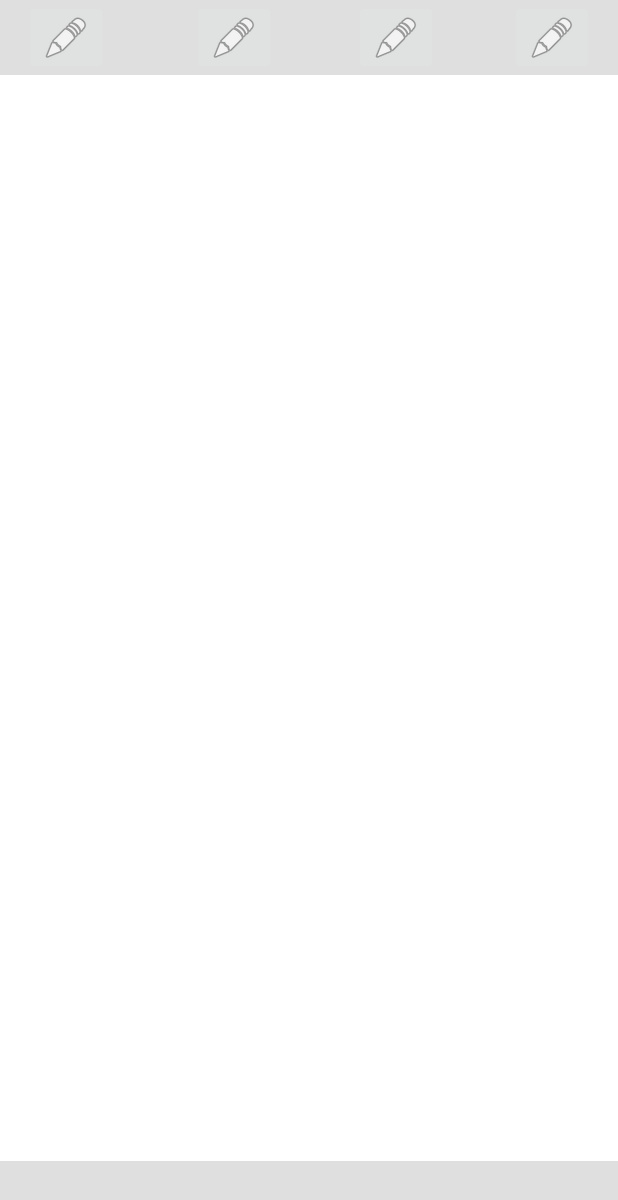
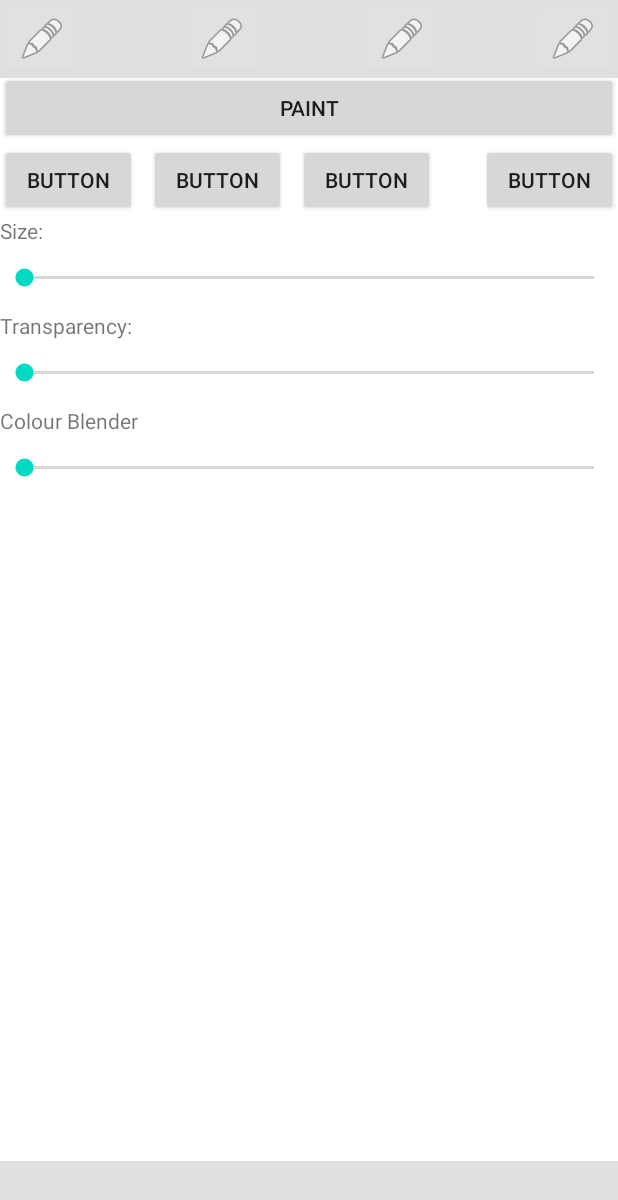
Before and after one commit to Matthew-Chamberlain/Computer-Science-Project, an Android app: the CanvasPage screen opened directly, with no data from a screen before it, on a phone screen of 412 x 824 dp. Shown: the top 1200 px of the screen. Run offline under Robolectric (Android 15) with nearby library versions, the phone set to English and light mode, and no system bars; our stand-ins replace sdp/ssp sizes.

Commit message:
added basic UI to canvas screen, created note document

```diff
--- a/Project/app/build.gradle
+++ b/Project/app/build.gradle
@@ -6,7 +6,7 @@ android {
 
     defaultConfig {
         applicationId "com.example.paint"
-        minSdkVersion 15
+        minSdkVersion 16
         targetSdkVersion 30
         versionCode 1
         versionName "1.0"
@@ -27,8 +27,10 @@ dependencies {
     implementation 'androidx.appcompat:appcompat:1.2.0'
     implementation 'androidx.constraintlayout:constraintlayout:2.0.4'
     implementation 'com.google.android.material:material:1.3.0'
+    implementation 'com.intuit.sdp:sdp-android:1.0.6'
     testImplementation 'junit:junit:4.12'
     androidTestImplementation 'androidx.test.ext:junit:1.1.2'
     androidTestImplementation 'androidx.test.espresso:espresso-core:3.3.0'
 
+
 }
--- a/Project/app/src/main/AndroidManifest.xml
+++ b/Project/app/src/main/AndroidManifest.xml
@@ -1,6 +1,14 @@
 <?xml version="1.0" encoding="utf-8"?>
 <manifest xmlns:android="http://schemas.android.com/apk/res/android"
     package="com.example.paint">
+
+    <supports-screens
+        android:largeScreens="true"
+        android:normalScreens="true"
+        android:smallScreens="true"
+        android:xlargeScreens="true"
+        ></supports-screens>
+
 
     <application
         android:allowBackup="true"
@@ -8,7 +16,8 @@
         android:label="@string/app_name"
         android:roundIcon="@mipmap/ic_launcher_round"
         android:supportsRtl="true"
-        android:theme="@style/AppTheme">
+        android:theme="@style/AppTheme"
+        android:screenOrientation="portrait">
         <activity android:name=".CanvasPage"></activity>
         <activity android:name=".MainActivity">
             <intent-filter>
--- a/Project/app/src/main/java/com/example/paint/CanvasPage.java
+++ b/Project/app/src/main/java/com/example/paint/CanvasPage.java
@@ -11,7 +11,7 @@ public class CanvasPage extends AppCompatActivity {
 
     CanvasView canvas;
     String currentTool;
-    LinearLayout paintDropDown, shapeDropDown, textDropDown;
+    LinearLayout paintDropDown, shapeDropDown;// textDropDown;
     @Override
     protected void onCreate(Bundle savedInstanceState) {
         super.onCreate(savedInstanceState);
@@ -20,7 +20,7 @@ public class CanvasPage extends AppCompatActivity {
         currentTool = "paint";
         paintDropDown =(LinearLayout)findViewById(R.id.paintToolsDropDown);
         shapeDropDown =(LinearLayout)findViewById(R.id.shapeToolsDropDown);
-        textDropDown =(LinearLayout)findViewById(R.id.textToolDropDown);
+        //textDropDown =(LinearLayout)findViewById(R.id.textToolDropDown);
     }
 
     public void hideUI(View view)
@@ -34,7 +34,7 @@ public class CanvasPage extends AppCompatActivity {
     public void paintToolButtonPressed(View view)
     {
         shapeDropDown.setVisibility(View.INVISIBLE);
-        textDropDown.setVisibility(View.INVISIBLE);
+        //textDropDown.setVisibility(View.INVISIBLE);
         if(currentTool.equals("paint"))
         {
             if(paintDropDown.getVisibility() == View.INVISIBLE){paintDropDown.setVisibility(View.VISIBLE);}
@@ -49,7 +49,7 @@ public class CanvasPage extends AppCompatActivity {
     public void shapeToolButtonPressed(View view)
     {
         paintDropDown.setVisibility(View.INVISIBLE);
-        textDropDown.setVisibility(View.INVISIBLE);
+        //textDropDown.setVisibility(View.INVISIBLE);
         if(currentTool.equals("shape"))
         {
             if(shapeDropDown.getVisibility() == View.INVISIBLE){shapeDropDown.setVisibility(View.VISIBLE);}
@@ -60,7 +60,7 @@ public class CanvasPage extends AppCompatActivity {
             currentTool = "shape";
         }
     }
-    public void textToolButtonPressed(View view)
+    /*public void textToolButtonPressed(View view)
     {
         shapeDropDown.setVisibility(View.INVISIBLE);
         paintDropDown.setVisibility(View.INVISIBLE);
@@ -74,5 +74,5 @@ public class CanvasPage extends AppCompatActivity {
         {
             currentTool = "text";
         }
-    }
+    }*/
 }
--- a/Project/app/src/main/res/layout/activity_canvas_page.xml
+++ b/Project/app/src/main/res/layout/activity_canvas_page.xml
@@ -19,14 +19,26 @@
 
     </com.example.paint.CanvasView>
 
+    <androidx.constraintlayout.widget.ConstraintLayout
+        android:id="@+id/systemToolsBar"
+        android:layout_width="match_parent"
+        android:layout_height="50dp"
+        android:alpha="0.75"
+        android:background="#D5D5D5"
+        app:layout_constraintBottom_toBottomOf="parent"
+        app:layout_constraintStart_toStartOf="parent"
+        tools:visibility="gone">
+
+    </androidx.constraintlayout.widget.ConstraintLayout>
+
     <LinearLayout
         android:id="@+id/paintToolsDropDown"
         android:layout_width="match_parent"
-        android:layout_height="680dp"
+        android:layout_height="wrap_content"
         android:layout_marginTop="48dp"
         android:background="#FFFFFF"
         android:orientation="vertical"
-        android:visibility="invisible"
+        android:visibility="visible"
         app:layout_constraintStart_toStartOf="parent"
         app:layout_constraintTop_toTopOf="@+id/canvasView">
 
@@ -35,6 +47,81 @@
             android:layout_width="match_parent"
             android:layout_height="wrap_content"
             android:text="Paint" />
+
+        <androidx.constraintlayout.widget.ConstraintLayout
+            android:layout_width="match_parent"
+            android:layout_height="wrap_content">
+
+            <Button
+                android:id="@+id/PaintTool1"
+                android:layout_width="@dimen/_70sdp"
+                android:layout_height="wrap_content"
+                android:layout_marginLeft="0dp"
+                android:text="Button"
+                app:layout_constraintStart_toStartOf="parent"
+                app:layout_constraintTop_toTopOf="parent" />
+
+            <Button
+                android:id="@+id/PaintTool2"
+                android:layout_width="@dimen/_70sdp"
+                android:layout_height="wrap_content"
+                android:layout_marginLeft="@dimen/_6sdp"
+                android:text="Button"
+                app:layout_constraintStart_toEndOf="@+id/PaintTool1"
+                app:layout_constraintTop_toTopOf="parent" />
+
+            <Button
+                android:id="@+id/PaintTool3"
+                android:layout_width="@dimen/_70sdp"
+                android:layout_height="wrap_content"
+                android:layout_marginLeft="@dimen/_6sdp"
+                android:text="Button"
+                app:layout_constraintStart_toEndOf="@+id/PaintTool2"
+                app:layout_constraintTop_toTopOf="parent" />
+
+            <Button
+                android:id="@+id/PaintTool4"
+                android:layout_width="@dimen/_70sdp"
+                android:layout_height="wrap_content"
+                android:text="Button"
+                app:layout_constraintEnd_toEndOf="parent"
+                app:layout_constraintHorizontal_bias="1.0"
+                app:layout_constraintStart_toEndOf="@+id/PaintTool3"
+                app:layout_constraintTop_toTopOf="parent" />
+        </androidx.constraintlayout.widget.ConstraintLayout>
+
+        <TextView
+            android:id="@+id/textView2"
+            android:layout_width="match_parent"
+            android:layout_height="wrap_content"
+            android:text="Size:" />
+
+        <SeekBar
+            android:id="@+id/seekBar"
+            android:layout_width="match_parent"
+            android:layout_height="44dp" />
+
+        <TextView
+            android:id="@+id/textView3"
+            android:layout_width="match_parent"
+            android:layout_height="wrap_content"
+            android:text="Transparency:" />
+
+        <SeekBar
+            android:id="@+id/seekBar2"
+            android:layout_width="match_parent"
+            android:layout_height="44dp" />
+
+        <TextView
+            android:id="@+id/textView4"
+            android:layout_width="match_parent"
+            android:layout_height="wrap_content"
+            android:text="Colour Blender" />
+
+        <SeekBar
+            android:id="@+id/seekBar3"
+            android:layout_width="match_parent"
+            android:layout_height="44dp" />
 
     </LinearLayout>
 
@@ -45,7 +132,7 @@
         android:layout_marginTop="48dp"
         android:background="#FFFFFF"
         android:orientation="vertical"
-        android:visibility="invisible"
+        android:visibility="gone"
         app:layout_constraintStart_toStartOf="parent"
         app:layout_constraintTop_toTopOf="@+id/canvasView">
 
@@ -56,30 +143,13 @@
             android:text="Shape" />
     </LinearLayout>
 
-    <LinearLayout
-        android:id="@+id/textToolDropDown"
-        android:layout_width="match_parent"
-        android:layout_height="680dp"
-        android:layout_marginTop="48dp"
-        android:background="#FFFFFF"
-        android:orientation="vertical"
-        android:visibility="invisible"
-        app:layout_constraintStart_toStartOf="parent"
-        app:layout_constraintTop_toTopOf="@+id/canvasView">
-
-        <Button
-            android:id="@+id/button3"
-            android:layout_width="match_parent"
-            android:layout_height="wrap_content"
-            android:text="Text" />
-    </LinearLayout>
-
     <androidx.constraintlayout.widget.ConstraintLayout
         android:id="@+id/drawingToolsBar"
         android:layout_width="match_parent"
-        android:layout_height="50dp"
+        android:layout_height="wrap_content"
         android:alpha="0.75"
         android:background="#D5D5D5"
+        app:layout_constraintEnd_toEndOf="parent"
         app:layout_constraintStart_toStartOf="parent"
         app:layout_constraintTop_toTopOf="parent">
 
@@ -87,9 +157,8 @@
             android:id="@+id/paintTool"
             android:layout_width="wrap_content"
             android:layout_height="wrap_content"
-            android:layout_marginStart="16dp"
-            android:layout_marginLeft="16dp"
             android:onClick="paintToolButtonPressed"
+            app:layout_constraintBottom_toBottomOf="parent"
             app:layout_constraintStart_toStartOf="parent"
             app:layout_constraintTop_toTopOf="parent"
             app:srcCompat="@android:drawable/ic_menu_edit" />
@@ -98,49 +167,36 @@
             android:id="@+id/shapeTool"
             android:layout_width="wrap_content"
             android:layout_height="wrap_content"
-            android:layout_marginStart="56dp"
-            android:layout_marginLeft="56dp"
+            android:layout_marginStart="64dp"
             android:onClick="shapeToolButtonPressed"
+            app:layout_constraintBottom_toBottomOf="parent"
             app:layout_constraintStart_toEndOf="@+id/paintTool"
-            app:layout_constraintTop_toTopOf="parent"
+            app:layout_constraintTop_toTopOf="@id/paintTool"
+            app:layout_constraintVertical_bias="0.0"
             app:srcCompat="@android:drawable/ic_menu_edit" />
 
         <ImageButton
             android:id="@+id/textTool"
             android:layout_width="wrap_content"
             android:layout_height="wrap_content"
-            android:layout_marginStart="52dp"
-            android:layout_marginLeft="52dp"
-            android:onClick="textToolButtonPressed"
+            android:layout_marginStart="64dp"
+            android:layout_marginLeft="64dp"
+            app:layout_constraintBottom_toBottomOf="parent"
             app:layout_constraintStart_toEndOf="@+id/shapeTool"
             app:layout_constraintTop_toTopOf="parent"
+            app:layout_constraintVertical_bias="0.0"
             app:srcCompat="@android:drawable/ic_menu_edit" />
 
         <ImageButton
             android:id="@+id/extraTools"
             android:layout_width="wrap_content"
             android:layout_height="wrap_content"
-            android:layout_marginStart="52dp"
-            android:layout_marginLeft="52dp"
-            android:layout_marginEnd="16dp"
-            android:layout_marginRight="16dp"
             app:layout_constraintEnd_toEndOf="parent"
-            app:layout_constraintHorizontal_bias="1.0"
+            app:layout_constraintHorizontal_bias="0.97"
             app:layout_constraintStart_toEndOf="@+id/textTool"
             app:layout_constraintTop_toTopOf="parent"
             app:srcCompat="@android:drawable/ic_menu_edit" />
 
     </androidx.constraintlayout.widget.ConstraintLayout>
 
-    <androidx.constraintlayout.widget.ConstraintLayout
-        android:id="@+id/systemToolsBar"
-        android:layout_width="match_parent"
-        android:layout_height="50dp"
-        android:alpha="0.75"
-        android:background="#D5D5D5"
-        app:layout_constraintBottom_toBottomOf="parent"
-        app:layout_constraintStart_toStartOf="parent">
-
-    </androidx.constraintlayout.widget.ConstraintLayout>
-
 </androidx.constraintlayout.widget.ConstraintLayout>
```
Also changed, not shown: 2 other files.
